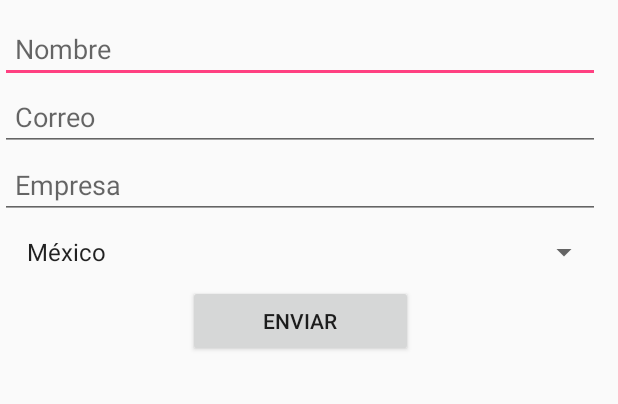
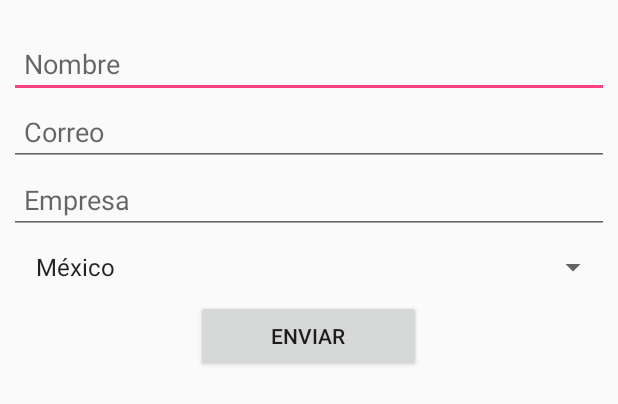
Before and after one commit to isairuiz/image360, an Android app: the layout custom_alert.xml on its own in the app's theme, with its tools: preview values and no code run, on a phone screen of 412 x 824 dp. Shown: the top 404 px of the screen. Run offline under Robolectric (Android 15) with nearby library versions, the phone set to English and light mode, and no system bars.

Commit message:
subiendo con detalles.

```diff
--- a/app/src/main/res/layout/custom_alert.xml
+++ b/app/src/main/res/layout/custom_alert.xml
@@ -9,8 +9,9 @@
         android:layout_width="400dp"
         android:layout_height="wrap_content"
         android:paddingLeft="10dp"
-        android:layout_marginTop="10dp"
+        android:layout_marginTop="20dp"
         android:hint="Nombre"
+        android:layout_centerHorizontal="true"
         />
     <EditText
         android:id="@+id/correo_mail"
@@ -19,6 +20,7 @@
         android:paddingLeft="10dp"
         android:hint="Correo"
         android:layout_below="@+id/correo_nombre"
+        android:layout_centerHorizontal="true"
         />
 
     <EditText
@@ -28,6 +30,7 @@
         android:paddingLeft="10dp"
         android:hint="Empresa"
         android:layout_below="@+id/correo_mail"
+        android:layout_centerHorizontal="true"
         />
     <Spinner
         android:id="@+id/spinner1"
@@ -37,13 +40,18 @@
         android:prompt="@string/elige_pais"
         android:layout_below="@+id/correo_empresa"
         android:layout_marginTop="10dp"
-        android:paddingLeft="10dp"/>
+        android:paddingLeft="10dp"
+        android:layout_centerHorizontal="true"/>
+
 
     <Button
+        android:id="@+id/enviar_btn"
         android:layout_width="150dp"
         android:layout_height="wrap_content"
         android:layout_below="@id/spinner1"
         android:layout_marginTop="10dp"
         android:layout_marginLeft="125dp"
-        android:text="Enviar"/>
+        android:text="Enviar"
+        android:layout_centerHorizontal="true"
+        />
 </RelativeLayout>
```
Also changed, not shown: app/src/main/java/com/importare/image360/Image360Activity.java (+23 -9 lines), app/src/main/java/com/importare/image360/MainActivity.java (+76 -22 lines).
